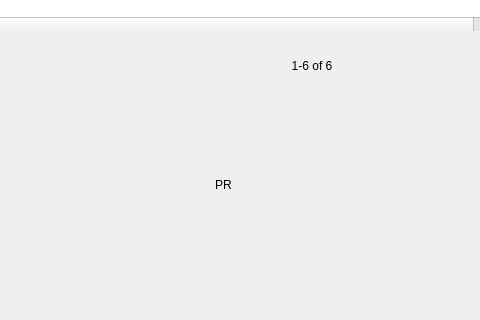
The window that windows/e_outputs.ui (0xkobe/mwc-wallet) describes before a commit, drawn with Qt 5; both pictures show x 207 to 687 and y 287 to 607 of the 895 by 607 pixel window.
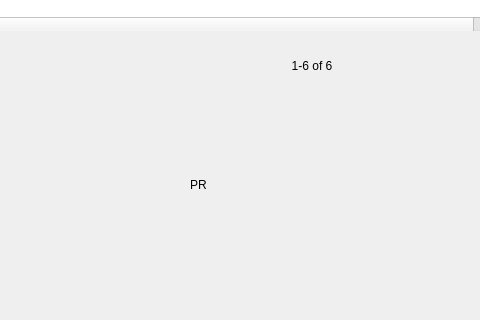
The same window after the commit. Icons and pictures are not drawn. Custom widgets are drawn as their Qt base class.

```diff
--- a/windows/e_outputs.ui
+++ b/windows/e_outputs.ui
@@ -416,13 +416,13 @@
              <widget class="control::MwcLabelProgress" name="progress">
               <property name="minimumSize">
                <size>
-                <width>50</width>
+                <width>100</width>
                 <height>50</height>
                </size>
               </property>
               <property name="maximumSize">
                <size>
-                <width>50</width>
+                <width>100</width>
                 <height>50</height>
                </size>
               </property>
```
